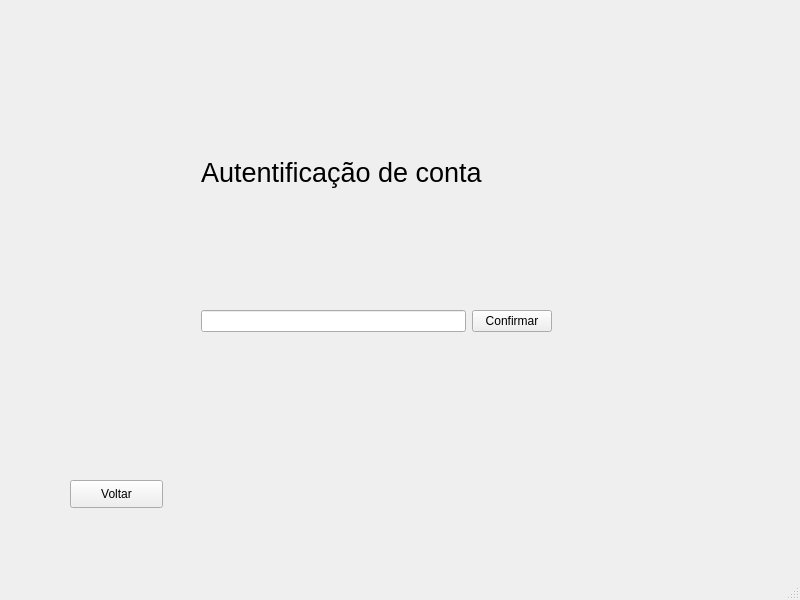
This is Cliente/ui/autentificacao.ui in Liedsonfsa/Route-Run as Qt 5 draws it before an edit. The edited form follows.
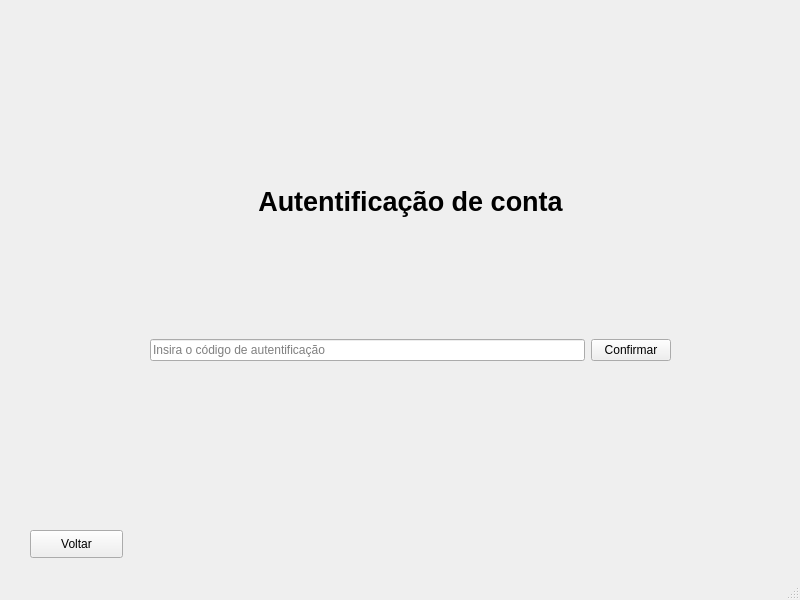
This is the edited form.

```diff
--- a/Cliente/ui/autentificacao.ui
+++ b/Cliente/ui/autentificacao.ui
@@ -17,9 +17,9 @@
    <widget class="QWidget" name="layoutWidget">
     <property name="geometry">
      <rect>
-      <x>201</x>
-      <y>41</y>
-      <width>351</width>
+      <x>150</x>
+      <y>70</y>
+      <width>521</width>
       <height>291</height>
      </rect>
     </property>
@@ -29,17 +29,23 @@
        <property name="font">
         <font>
          <pointsize>20</pointsize>
+         <weight>75</weight>
+         <bold>true</bold>
         </font>
        </property>
        <property name="text">
-        <string>Autentificação de conta</string>
+        <string>&lt;html&gt;&lt;head/&gt;&lt;body&gt;&lt;p align=&quot;center&quot;&gt;Autentificação de conta&lt;/p&gt;&lt;/body&gt;&lt;/html&gt;</string>
        </property>
       </widget>
      </item>
      <item>
       <layout class="QHBoxLayout" name="horizontalLayout">
        <item>
-        <widget class="QLineEdit" name="lineEdit"/>
+        <widget class="QLineEdit" name="lineEdit">
+         <property name="placeholderText">
+          <string>Insira o código de autentificação</string>
+         </property>
+        </widget>
        </item>
        <item>
         <widget class="QPushButton" name="confirmar">
@@ -55,8 +61,8 @@
    <widget class="QPushButton" name="voltar">
     <property name="geometry">
      <rect>
-      <x>70</x>
-      <y>480</y>
+      <x>30</x>
+      <y>530</y>
       <width>93</width>
       <height>28</height>
      </rect>
```
Left out of the diff: 13 changed lines with no effect on the pictures.
